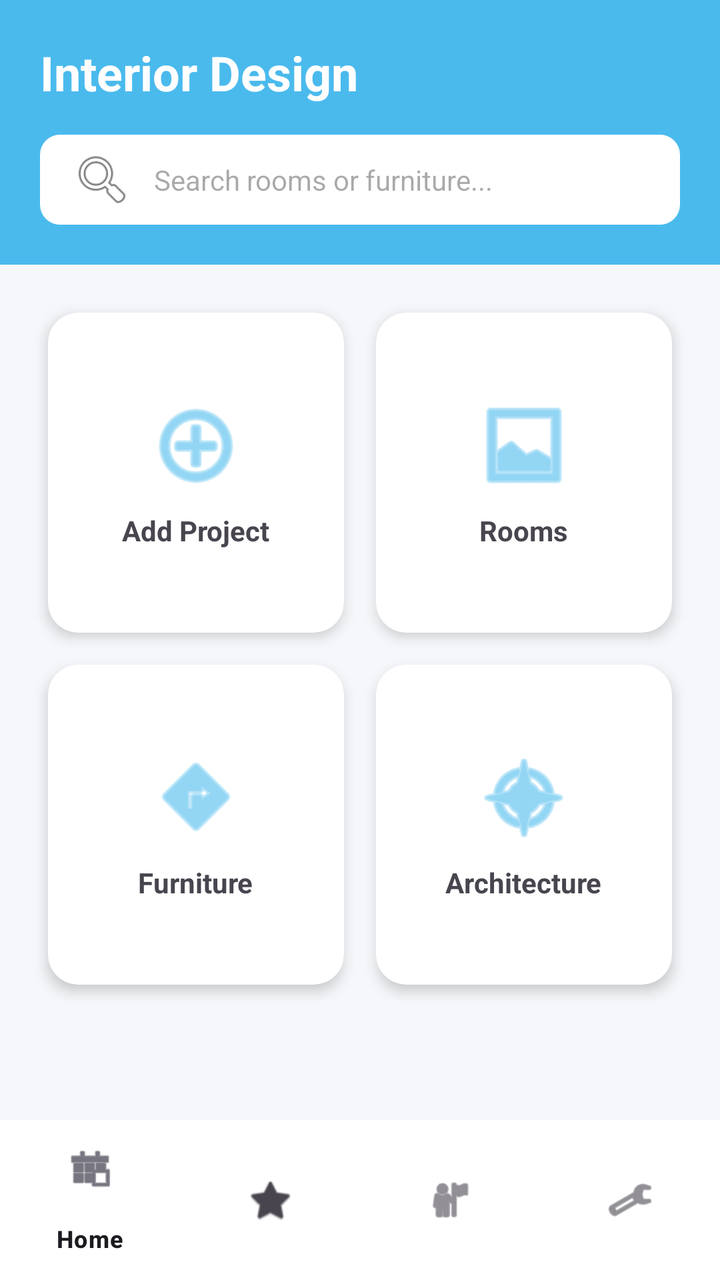
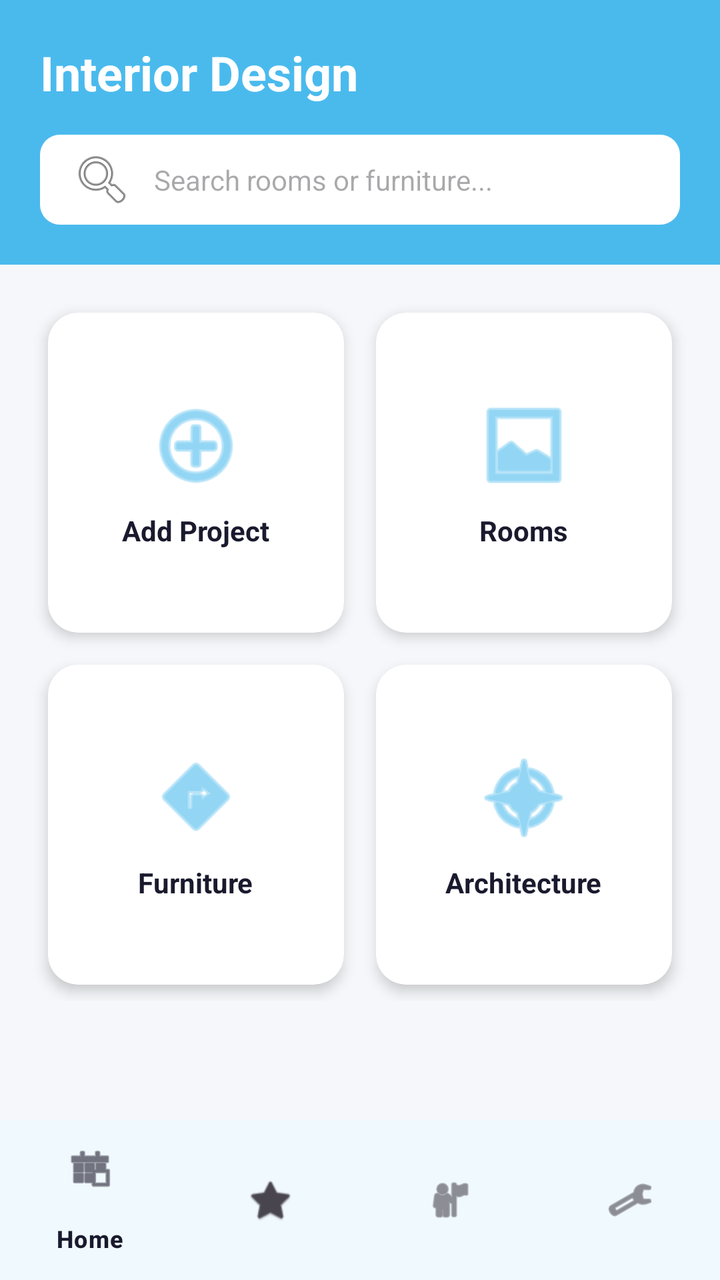

Before-and-after screenshots of an Android layout around one commit, followed by the original layout XML and the change that was made.
<!-- AndroidManifest.xml: application theme Theme.Anthuria -->
<!-- res/layout/activity_main.xml -->
<?xml version="1.0" encoding="utf-8"?>
<androidx.constraintlayout.widget.ConstraintLayout xmlns:android="http://schemas.android.com/apk/res/android"
    xmlns:app="http://schemas.android.com/apk/res-auto"
    xmlns:tools="http://schemas.android.com/tools"
    android:layout_width="match_parent"
    android:layout_height="match_parent"
    android:background="#F5F7FA"
    tools:context=".MainActivity">

    <LinearLayout
        android:id="@+id/headerContainer"
        android:layout_width="match_parent"
        android:layout_height="wrap_content"
        android:background="#4ABAED"
        android:orientation="vertical"
        android:padding="20dp"
        app:layout_constraintTop_toTopOf="parent">

        <TextView
            android:layout_width="wrap_content"
            android:layout_height="wrap_content"
            android:text="Interior Design"
            android:textColor="#FFFFFF"
            android:textSize="24sp"
            android:textStyle="bold" />

        <EditText
            android:id="@+id/search_bar"
            android:layout_width="match_parent"
            android:layout_height="45dp"
            android:layout_marginTop="15dp"
            android:background="@drawable/search_bg"
            android:drawableStart="@android:drawable/ic_menu_search"
            android:drawablePadding="10dp"
            android:hint="Search rooms or furniture..."
            android:paddingHorizontal="15dp"
            android:textSize="14sp" />
    </LinearLayout>

    <androidx.core.widget.NestedScrollView
        android:layout_width="match_parent"
        android:layout_height="0dp"
        app:layout_constraintBottom_toTopOf="@id/bottom_navigation"
        app:layout_constraintTop_toBottomOf="@id/headerContainer">

        <GridLayout
            android:layout_width="match_parent"
            android:layout_height="wrap_content"
            android:padding="16dp"
            android:alignmentMode="alignMargins"
            android:columnCount="2"
            android:rowCount="2">

            <androidx.cardview.widget.CardView
                android:id="@+id/card_add"
                android:layout_width="0dp"
                android:layout_height="160dp"
                android:layout_columnWeight="1"
                android:layout_margin="8dp"
                app:cardCornerRadius="15dp"
                app:cardElevation="4dp"
                android:clickable="true"
                android:focusable="true"
                android:foreground="?android:attr/selectableItemBackground">
                <LinearLayout
                    android:layout_width="match_parent"
                    android:layout_height="match_parent"
                    android:gravity="center"
                    android:orientation="vertical">
                    <ImageView
                        android:layout_width="50dp"
                        android:layout_height="50dp"
                        android:src="@android:drawable/ic_menu_add"
                        app:tint="#4ABAED" />
                    <TextView
                        android:layout_width="wrap_content"
                        android:layout_height="wrap_content"
                        android:layout_marginTop="8dp"
                        android:text="Add Project"
                        android:textStyle="bold" />
                </LinearLayout>
            </androidx.cardview.widget.CardView>

            <androidx.cardview.widget.CardView
                android:id="@+id/card_rooms"
                android:layout_width="0dp"
                android:layout_height="160dp"
                android:layout_columnWeight="1"
                android:layout_margin="8dp"
                app:cardCornerRadius="15dp"
                app:cardElevation="4dp"
                android:clickable="true"
                android:focusable="true"
                android:foreground="?android:attr/selectableItemBackground">
                <LinearLayout
                    android:layout_width="match_parent"
                    android:layout_height="match_parent"
                    android:gravity="center"
                    android:orientation="vertical">
                    <ImageView
                        android:layout_width="50dp"
                        android:layout_height="50dp"
                        android:src="@android:drawable/ic_menu_gallery"
                        app:tint="#4ABAED" />
                    <TextView
                        android:layout_width="wrap_content"
                        android:layout_height="wrap_content"
                        android:layout_marginTop="8dp"
                        android:text="Rooms"
                        android:textStyle="bold" />
                </LinearLayout>
            </androidx.cardview.widget.CardView>

            <androidx.cardview.widget.CardView
                android:id="@+id/card_furniture"
                android:layout_width="0dp"
                android:layout_height="160dp"
                android:layout_columnWeight="1"
                android:layout_margin="8dp"
                app:cardCornerRadius="15dp"
                app:cardElevation="4dp"
                android:clickable="true"
                android:focusable="true"
                android:foreground="?android:attr/selectableItemBackground">
                <LinearLayout
                    android:layout_width="match_parent"
                    android:layout_height="match_parent"
                    android:gravity="center"
                    android:orientation="vertical">
                    <ImageView
                        android:layout_width="50dp"
                        android:layout_height="50dp"
                        android:src="@android:drawable/ic_menu_directions"
                        app:tint="#4ABAED" />
                    <TextView
                        android:layout_width="wrap_content"
                        android:layout_height="wrap_content"
                        android:layout_marginTop="8dp"
                        android:text="Furniture"
                        android:textStyle="bold" />
                </LinearLayout>
            </androidx.cardview.widget.CardView>

            <androidx.cardview.widget.CardView
                android:id="@+id/card_architecture"
                android:layout_width="0dp"
                android:layout_height="160dp"
                android:layout_columnWeight="1"
                android:layout_margin="8dp"
                app:cardCornerRadius="15dp"
                app:cardElevation="4dp"
                android:clickable="true"
                android:focusable="true"
                android:foreground="?android:attr/selectableItemBackground">
                <LinearLayout
                    android:layout_width="match_parent"
                    android:layout_height="match_parent"
                    android:gravity="center"
                    android:orientation="vertical">
                    <ImageView
                        android:layout_width="50dp"
                        android:layout_height="50dp"
                        android:src="@android:drawable/ic_menu_compass"
                        app:tint="#4ABAED" />
                    <TextView
                        android:layout_width="wrap_content"
                        android:layout_height="wrap_content"
                        android:layout_marginTop="8dp"
                        android:text="Architecture"
                        android:textStyle="bold" />
                </LinearLayout>
            </androidx.cardview.widget.CardView>

        </GridLayout>
    </androidx.core.widget.NestedScrollView>

    <com.google.android.material.bottomnavigation.BottomNavigationView
        android:id="@+id/bottom_navigation"
        android:layout_width="match_parent"
        android:layout_height="wrap_content"
        android:background="#FFFFFF"
        app:layout_constraintBottom_toBottomOf="parent"
        app:menu="@menu/bottom_nav_menu" />

</androidx.constraintlayout.widget.ConstraintLayout>
<!-- resources referenced by this layout -->
<resources>
  <!-- drawable search_bg (drawable) -->
  <?xml version="1.0" encoding="utf-8"?>
  <shape xmlns:android="http://schemas.android.com/apk/res/android">
      <solid android:color="#FFFFFF" />
      <corners android:radius="10dp" />
  </shape>
  <style name="Theme.Anthuria" parent="Base.Theme.Anthuria" />
  <style name="Base.Theme.Anthuria" parent="Theme.Material3.DayNight.NoActionBar">
          
          
      </style>
</resources>

<!-- the commit's change to res/layout/activity_main.xml (unified diff, before → after) -->
@@ -4,14 +4,14 @@
     xmlns:tools="http://schemas.android.com/tools"
     android:layout_width="match_parent"
     android:layout_height="match_parent"
-    android:background="#F5F7FA"
+    android:background="@color/background_primary"
     tools:context=".MainActivity">
 
     <LinearLayout
         android:id="@+id/headerContainer"
         android:layout_width="match_parent"
         android:layout_height="wrap_content"
-        android:background="#4ABAED"
+        android:background="@color/brand_blue"
         android:orientation="vertical"
         android:padding="20dp"
         app:layout_constraintTop_toTopOf="parent">
@@ -71,12 +71,13 @@
                         android:layout_width="50dp"
                         android:layout_height="50dp"
                         android:src="@android:drawable/ic_menu_add"
-                        app:tint="#4ABAED" />
+                        app:tint="@color/brand_blue" />
                     <TextView
                         android:layout_width="wrap_content"
                         android:layout_height="wrap_content"
                         android:layout_marginTop="8dp"
                         android:text="Add Project"
+                        android:textColor="@color/text_primary"
                         android:textStyle="bold" />
                 </LinearLayout>
             </androidx.cardview.widget.CardView>
@@ -101,12 +102,13 @@
                         android:layout_width="50dp"
                         android:layout_height="50dp"
                         android:src="@android:drawable/ic_menu_gallery"
-                        app:tint="#4ABAED" />
+                        app:tint="@color/brand_blue" />
                     <TextView
                         android:layout_width="wrap_content"
                         android:layout_height="wrap_content"
                         android:layout_marginTop="8dp"
                         android:text="Rooms"
+                        android:textColor="@color/text_primary"
                         android:textStyle="bold" />
                 </LinearLayout>
             </androidx.cardview.widget.CardView>
@@ -131,12 +133,13 @@
                         android:layout_width="50dp"
                         android:layout_height="50dp"
                         android:src="@android:drawable/ic_menu_directions"
-                        app:tint="#4ABAED" />
+                        app:tint="@color/brand_blue" />
                     <TextView
                         android:layout_width="wrap_content"
                         android:layout_height="wrap_content"
                         android:layout_marginTop="8dp"
                         android:text="Furniture"
+                        android:textColor="@color/text_primary"
                         android:textStyle="bold" />
                 </LinearLayout>
             </androidx.cardview.widget.CardView>
@@ -161,12 +164,13 @@
                         android:layout_width="50dp"
                         android:layout_height="50dp"
                         android:src="@android:drawable/ic_menu_compass"
-                        app:tint="#4ABAED" />
+                        app:tint="@color/brand_blue" />
                     <TextView
                         android:layout_width="wrap_content"
                         android:layout_height="wrap_content"
                         android:layout_marginTop="8dp"
                         android:text="Architecture"
+                        android:textColor="@color/text_primary"
                         android:textStyle="bold" />
                 </LinearLayout>
             </androidx.cardview.widget.CardView>
@@ -178,7 +182,7 @@
         android:id="@+id/bottom_navigation"
         android:layout_width="match_parent"
         android:layout_height="wrap_content"
-        android:background="#FFFFFF"
+        android:background="@color/background_secondary"
         app:layout_constraintBottom_toBottomOf="parent"
         app:menu="@menu/bottom_nav_menu" />
 
<!-- resource entries referenced after the edit -->
@@ -1,5 +1,9 @@
 <!-- resources referenced by this layout -->
 <resources>
+  <color name="background_primary">#F5F7FA</color>
+  <color name="background_secondary">#FFFFFF</color>
+  <color name="brand_blue">#4ABAED</color>
+  <color name="text_primary">#1A1A2E</color>
   <!-- drawable search_bg (drawable) -->
   <?xml version="1.0" encoding="utf-8"?>
   <shape xmlns:android="http://schemas.android.com/apk/res/android">
@@ -8,8 +12,15 @@
   </shape>
   <style name="Theme.Anthuria" parent="Base.Theme.Anthuria" />
   <style name="Base.Theme.Anthuria" parent="Theme.Material3.DayNight.NoActionBar">
-          
-          
+          <item name="colorPrimary">@color/brand_blue</item>
+          <item name="colorOnPrimary">@color/white</item>
+          <item name="colorSurface">@color/background_card</item>
+          <item name="colorOnSurface">@color/text_primary</item>
+          <item name="android:colorBackground">@color/background_primary</item>
+          <item name="colorOutline">@color/divider</item>
       </style>
+  <color name="white">#FFFFFFFF</color>
+  <color name="background_card">#FFFFFF</color>
+  <color name="divider">#EEEEEE</color>
 </resources>
 
